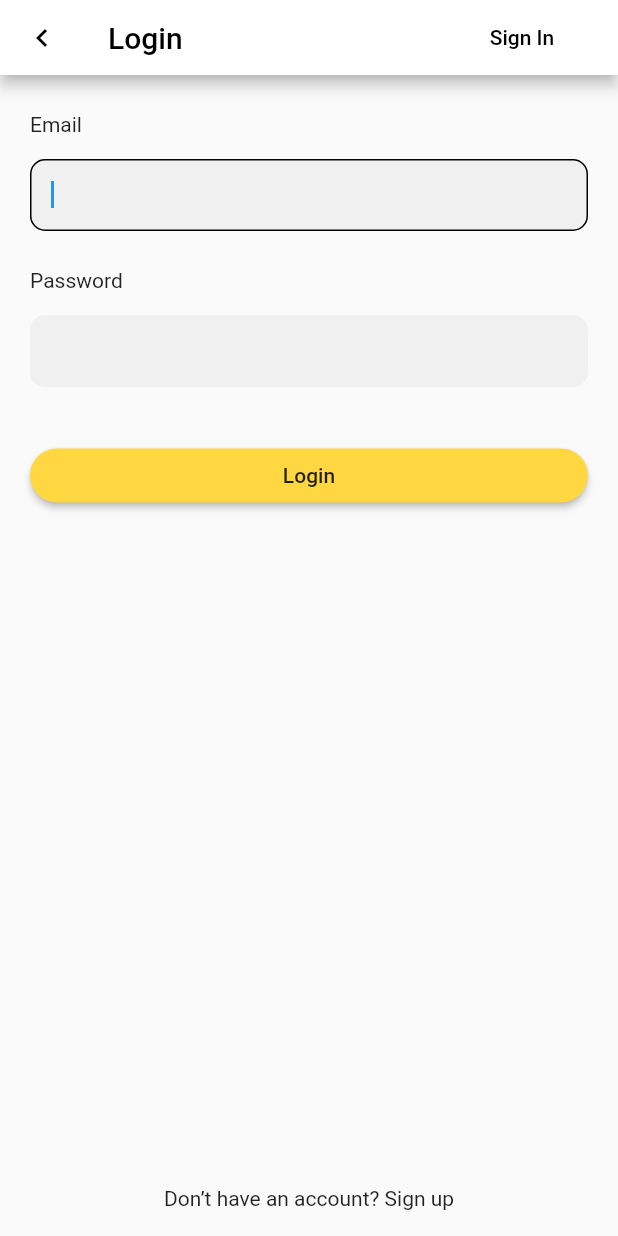
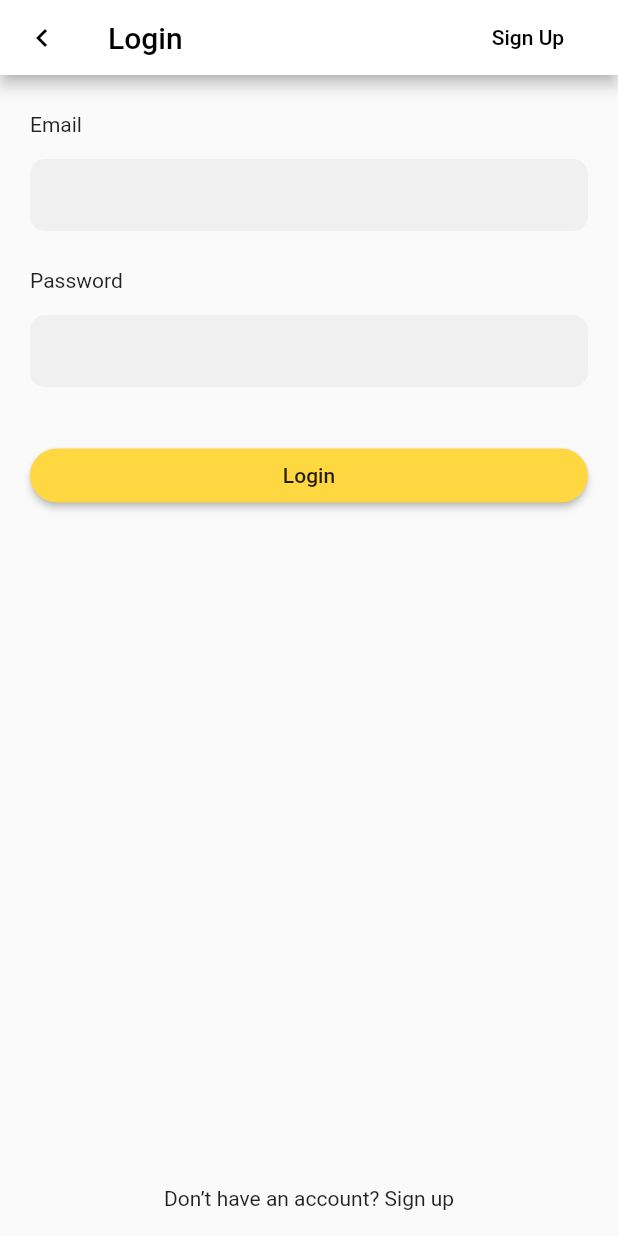
Before and after one commit to arifulnaufal16/Planalist, a Flutter app: the screen it shows after launch, on a phone screen of 412 x 824 dp. Run offline on Flutter 3.47's test engine with Material 2 defaults, Android fonts, the phone set to English and light mode, and no system bars.

Commit message:
splashscreen-login-signup

```diff
--- a/lib/login.dart
+++ b/lib/login.dart
@@ -15,27 +15,27 @@ class _LoginState extends State<Login> {
           preferredSize: Size.fromHeight(50.0),
           child: Container(
             child: AppBar(
+              bottomOpacity: 50,
               backgroundColor: Colors.white,
               leading: Icon(
                 Icons.navigate_before,
                 color: Colors.black,
               ),
-              title: Container(
+              title: Row(
+                mainAxisAlignment: MainAxisAlignment.spaceBetween,
+                children: [
+                  Container(
                     child: Text(
                       "Login",
                       style: TextStyle(color: Colors.black),
                     ),
                   ),
-              actions: [
-                Row(
-                  children: [
                   Container(
-                      padding: EdgeInsets.only(right: 20),
                     child: FlatButton(
                         splashColor: Colors.white,
                         highlightColor: Colors.white,
                         child: Text(
-                            "Sign In",
+                          "Sign Up",
                           style: TextStyle(
                             color: Colors.black,
                           ),
@@ -49,7 +49,11 @@ class _LoginState extends State<Login> {
                   )
                 ],
               ),
-              ],
+              // actions: [
+              //   Row(
+              //     children: [],
+              //   ),
+              // ],
             ),
           ),
         ),
@@ -62,7 +66,7 @@ class _LoginState extends State<Login> {
               SizedBox(height: 15.0),
               Container(
                 child: TextField(
-                  autofocus: true,
+                  autofocus: false,
                   style: TextStyle(fontSize: 15.0, color: Colors.black),
                   decoration: InputDecoration(
                     border: InputBorder.none,
@@ -87,7 +91,7 @@ class _LoginState extends State<Login> {
               Container(
                 child: TextField(
                   obscureText: true,
-                  autofocus: true,
+                  autofocus: false,
                   style: TextStyle(fontSize: 15.0, color: Colors.black),
                   decoration: InputDecoration(
                     border: InputBorder.none,
--- a/lib/main.dart
+++ b/lib/main.dart
@@ -1,4 +1,4 @@
-import 'package:Planalist/login.dart';
+import 'package:Planalist/splashscreen.dart';
 import 'package:flutter/material.dart';
 
 void main() {
@@ -22,7 +22,7 @@ class _MyAppState extends State<MyApp> {
   @override
   Widget build(BuildContext context) {
     return MaterialApp(
-      home: Login(),
+      home: SplashScreen(),
     );
   }
 }
--- a/lib/signup.dart
+++ b/lib/signup.dart
@@ -22,7 +22,7 @@ class _SignupState extends State<Signup> {
               ),
               title: Container(
                 child: Text(
-                  "Sign In",
+                  "Sign Up",
                   style: TextStyle(color: Colors.black),
                 ),
               ),
@@ -58,7 +58,7 @@ class _SignupState extends State<Signup> {
               SizedBox(height: 15.0),
               Container(
                 child: TextField(
-                  autofocus: true,
+                  autofocus: false,
                   style: TextStyle(fontSize: 15.0, color: Colors.black),
                   decoration: InputDecoration(
                     border: InputBorder.none,
@@ -83,7 +83,7 @@ class _SignupState extends State<Signup> {
               Container(
                 child: TextField(
                   obscureText: true,
-                  autofocus: true,
+                  autofocus: false,
                   style: TextStyle(fontSize: 15.0, color: Colors.black),
                   decoration: InputDecoration(
                     border: InputBorder.none,
@@ -108,7 +108,7 @@ class _SignupState extends State<Signup> {
               Container(
                 child: TextField(
                   obscureText: true,
-                  autofocus: true,
+                  autofocus: false,
                   style: TextStyle(fontSize: 15.0, color: Colors.black),
                   decoration: InputDecoration(
                     border: InputBorder.none,
--- /dev/null
+++ b/lib/splashscreen.dart
@@ -0,0 +1,39 @@
+import 'dart:async';
+import 'package:Planalist/login.dart';
+import 'package:flutter/material.dart';
+
+class SplashScreen extends StatefulWidget {
+  @override
+  _SplashScreenState createState() => _SplashScreenState();
+}
+
+class _SplashScreenState extends State<SplashScreen> {
+  void initState() {
+    super.initState();
+    startSplashScreen();
+  }
+
+  startSplashScreen() async {
+    var duration = const Duration(seconds: 3);
+    return Timer(duration, () {
+      Navigator.pushReplacement(context, MaterialPageRoute(builder: (context) {
+        return Login();
+      }));
+    });
+  }
+
+  @override
+  Widget build(BuildContext context) {
+    return MaterialApp(
+      home: Scaffold(
+        body: Center(
+          child: Container(
+            color: Colors.green,
+            height: 200,
+            width: 200,
+          ),
+        ),
+      ),
+    );
+  }
+}
```
Lines whose indentation alone changed are shown as unchanged.
